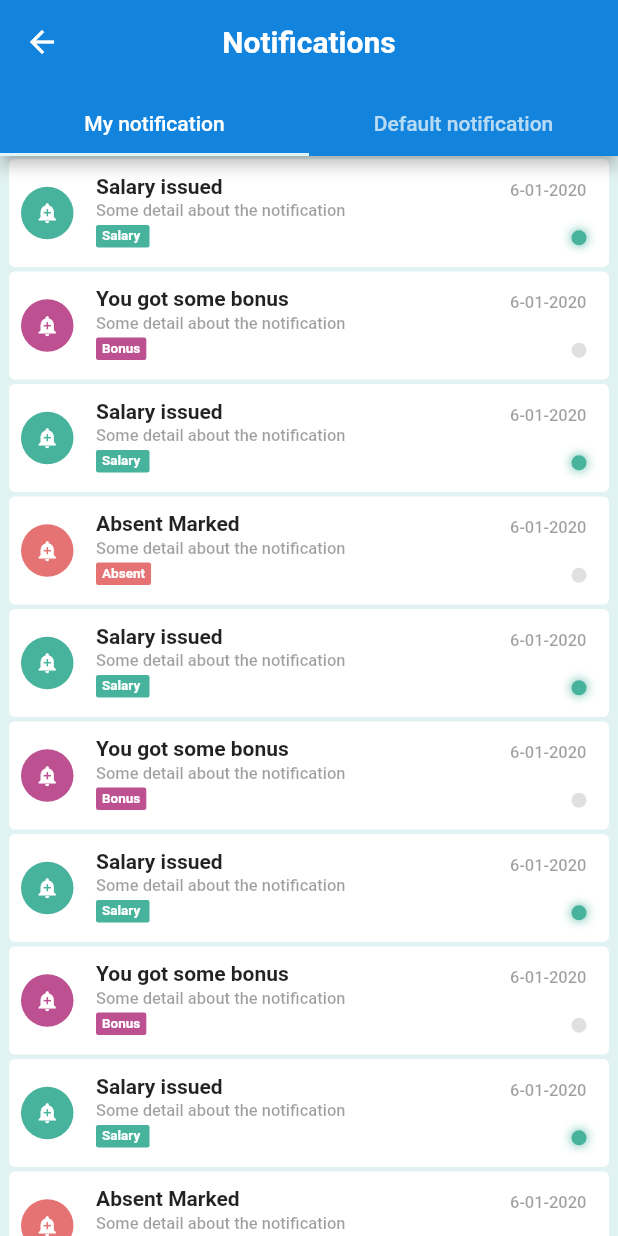
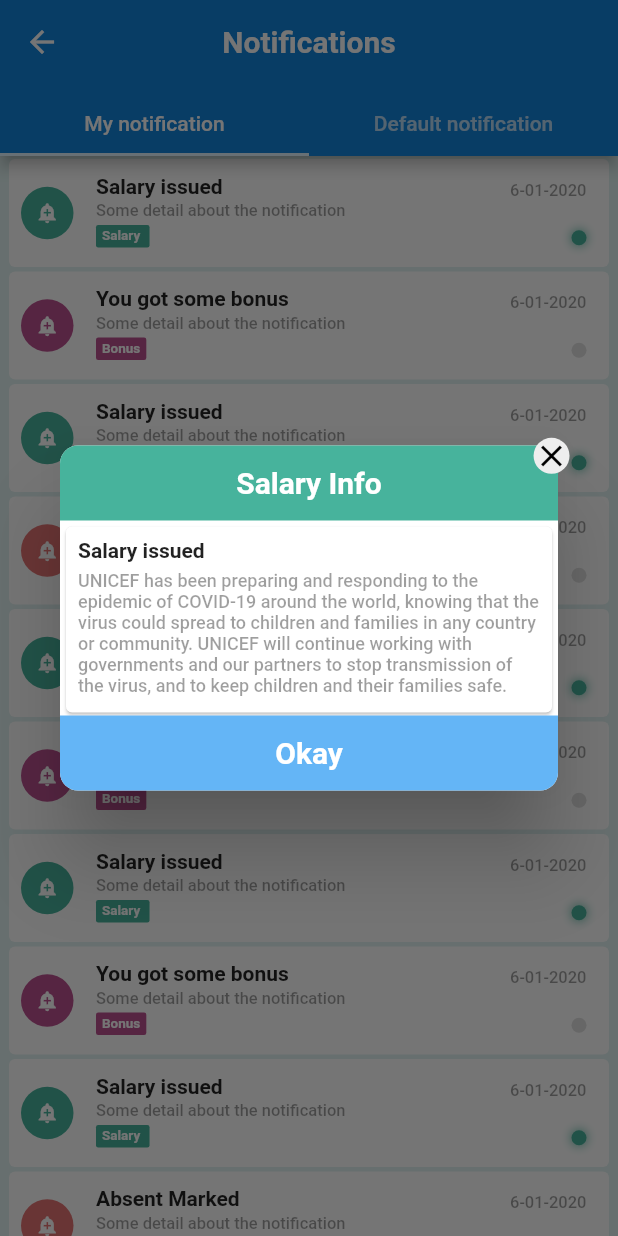
Before and after one commit to Nasirjavaid/Employee-Self-Service-Application, a Flutter app: the NotificationScreen screen opened directly, after a tap on "Salary issued", on a phone screen of 412 x 824 dp. Run offline on Flutter 3.47's test engine with Material 2 defaults, Android fonts, the phone set to English and light mode, and no system bars; our stand-ins replace badges, cached_network_image, carousel_slider, flutter_custom_clippers, google_fonts, pie_chart; network calls fail.

Commit message:
Notifications final design done

```diff
--- a/lib/ui/CommonWidgets/circulerImageView.dart
+++ b/lib/ui/CommonWidgets/circulerImageView.dart
@@ -2,7 +2,7 @@ import 'package:flutter/material.dart';
 
 class CirculerImageView extends StatelessWidget {
 
-  double height,width;
+ final double height,width;
   CirculerImageView({this.height,this.width});
   @override
   Widget build(BuildContext context) {
--- a/lib/ui/CommonWidgets/roundedCornerImageView.dart
+++ b/lib/ui/CommonWidgets/roundedCornerImageView.dart
@@ -3,7 +3,7 @@ import 'package:flutter/material.dart';
 class RoundedCornerImageView extends StatelessWidget {
 
 
-double height,width,borderWidth;
+final double height,width,borderWidth;
   RoundedCornerImageView({this.height,this.width,this.borderWidth});
   @override
   Widget build(BuildContext context) {
--- a/lib/ui/CommonWidgets/roundedImageViewWithoutBorder.dart
+++ b/lib/ui/CommonWidgets/roundedImageViewWithoutBorder.dart
@@ -3,8 +3,8 @@ import 'package:flutter/material.dart';
 class RoundedCornerImageViewWithoutBorder extends StatelessWidget {
 
 
-double height,width,borderWidth;
-String imageLink;
+final double height,width,borderWidth;
+final String imageLink;
   RoundedCornerImageViewWithoutBorder({this.height,this.width,this.borderWidth,this.imageLink});
   @override
   Widget build(BuildContext context) {
--- a/lib/ui/EmployeeLeaveBalanceScreen/EmployeeLeaveBalanceHistoryListView.dart
+++ b/lib/ui/EmployeeLeaveBalanceScreen/EmployeeLeaveBalanceHistoryListView.dart
@@ -2,7 +2,7 @@ import 'package:ess_application/config/appTheme.dart';
 import 'package:flutter/material.dart';
 
 class EmployeeLeaveBalalnceHistoryListView extends StatelessWidget {
-  List items = [
+ final List items = [
     1,
     1,
     1,
--- a/lib/ui/EmployeeLeaveBalanceScreen/fancyAlertBox.dart
+++ b/lib/ui/NotificationScreen/fancyAlertBox.dart
@@ -1,14 +1,10 @@
 import 'package:ess_application/config/appTheme.dart';
-import 'package:ess_application/ui/EmployeeLeaveBalanceScreen/EmplloyeeLeaveBalanceDataTable.dart';
 import 'package:flutter/material.dart';
 
 class FancyAlertBox {
-
   BuildContext context;
 
   FancyAlertBox({this.context});
-
-
 
   void showFancyCustomDialog(BuildContext context) {
     Dialog fancyDialog = Dialog(
@@ -19,9 +15,10 @@ class FancyAlertBox {
         decoration: BoxDecoration(
           borderRadius: BorderRadius.circular(20.0),
         ),
-        height: 240.0,
+        height: 230.0,
         width: MediaQuery.of(context).size.width,
         child: Stack(
+          fit: StackFit.loose,
           children: <Widget>[
             // Container(
             //   width: double.infinity,
@@ -31,7 +28,6 @@ class FancyAlertBox {
             //     borderRadius: BorderRadius.circular(12.0),
             //   ),
             // ),
-
 
             Container(
               width: double.infinity,
@@ -47,7 +43,7 @@ class FancyAlertBox {
               child: Align(
                 alignment: Alignment.center,
                 child: Text(
-                  "Leeave Balance Info",
+                  "Salary Info",
                   style: TextStyle(
                       color: Colors.white,
                       fontSize: 20,
@@ -56,8 +52,7 @@ class FancyAlertBox {
               ),
             ),
 
-
-            EmployeeLeaveBalanceDataTable(),
+            alertBoxInfoWidget(),
             Align(
               alignment: Alignment.bottomCenter,
               child: InkWell(
@@ -88,7 +83,7 @@ class FancyAlertBox {
               ),
             ),
             Align(
-        // These values are based on trial & error method
+              // These values are based on trial & error method
               alignment: Alignment(1.05, -1.05),
               child: InkWell(
                 onTap: () {
@@ -112,8 +107,47 @@ class FancyAlertBox {
     );
     showDialog(
         context: context, builder: (BuildContext context) => fancyDialog);
- }
+  }
 
-
-
+  Widget alertBoxInfoWidget() {
+    return Padding(
+      padding: const EdgeInsets.only(top:50.0),
+      child: Card(
+        child: Container(
+          width: MediaQuery.of(context).size.width,
+          child: Padding(
+            padding: const EdgeInsets.all(8.0),
+            child: Column(
+              mainAxisSize: MainAxisSize.min,
+              crossAxisAlignment: CrossAxisAlignment.start,
+              children: <Widget>[
+                Text(
+                  "Salary issued",
+                  overflow: TextOverflow.ellipsis,
+                  maxLines: 1,
+                  style: Theme.of(context).textTheme.bodyText1.copyWith(
+                      color: Colors.black87,
+                      fontSize: 14,
+                      fontWeight: FontWeight.w600),
+                ),
+                SizedBox(
+                  height: 5,
+                ),
+                Text(
+                  "UNICEF has been preparing and responding to the epidemic of COVID-19 around the world, knowing that the virus could spread to children and families in any country or community. UNICEF will continue working with governments and our partners to stop transmission of the virus, and to keep children and their families safe.",
+                  style: Theme.of(context).textTheme.bodyText1.copyWith(
+                      color: Colors.black38,
+                      fontWeight: FontWeight.w500,
+                      fontSize: 12),
+                ),
+                SizedBox(
+                  height: 3,
+                ),
+              ],
+            ),
+          ),
+        ),
+      ),
+    );
+  }
 }
--- a/lib/ui/NotificationScreen/myNotificationsListItemCard.dart
+++ b/lib/ui/NotificationScreen/myNotificationsListItemCard.dart
@@ -1,5 +1,6 @@
 import 'package:ess_application/config/appTheme.dart';
 import 'package:flutter/material.dart';
+import 'package:ess_application/ui/NotificationScreen/fancyAlertBox.dart';
 
 class MyNotificationsListItemCard extends StatelessWidget {
   AnimationController animationController;
@@ -30,7 +31,8 @@ class MyNotificationsListItemCard extends StatelessWidget {
                   height: 1,
                 ),
                 Padding(
-                  padding: const EdgeInsets.symmetric(vertical:1,horizontal:6),
+                  padding:
+                      const EdgeInsets.symmetric(vertical: 1, horizontal: 6),
                   child: Container(
                     decoration: BoxDecoration(
                         color: Colors.white,
@@ -59,7 +61,8 @@ class MyNotificationsListItemCard extends StatelessWidget {
                               width: 15,
                             ),
                             Padding(
-                              padding: const EdgeInsets.only(top:0.0,bottom: 5),
+                              padding:
+                                  const EdgeInsets.only(top: 0.0, bottom: 5),
                               child: Column(
                                   crossAxisAlignment: CrossAxisAlignment.start,
                                   children: [
@@ -111,7 +114,6 @@ class MyNotificationsListItemCard extends StatelessWidget {
                                                             FontWeight.w600),
                                               ),
 
-
                                     SizedBox(
                                       height: 2,
                                     ),
@@ -157,10 +159,13 @@ class MyNotificationsListItemCard extends StatelessWidget {
                                                 decoration: BoxDecoration(
                                                     color: AppTheme
                                                         .pieChartBackgroundColor3,
-                                                    borderRadius: BorderRadius.all(
-                                                        Radius.circular(1.5))),
+                                                    borderRadius:
+                                                        BorderRadius.all(
+                                                            Radius.circular(
+                                                                1.5))),
                                                 child: Padding(
-                                                  padding: const EdgeInsets.only(
+                                                  padding:
+                                                      const EdgeInsets.only(
                                                           top: 2.0,
                                                           bottom: 2,
                                                           left: 4,
@@ -174,17 +179,22 @@ class MyNotificationsListItemCard extends StatelessWidget {
                                                             color: Colors.white,
                                                             fontSize: 9,
                                                             fontWeight:
-                                                                FontWeight.w700),
+                                                                FontWeight
+                                                                    .w700),
                                                   ),
                                                 ),
                                               )
                                             : Container(
                                                 decoration: BoxDecoration(
-                                                    color: AppTheme.pieChart2Color2,
-                                                    borderRadius: BorderRadius.all(
-                                                        Radius.circular(1.5))),
+                                                    color: AppTheme
+                                                        .pieChart2Color2,
+                                                    borderRadius:
+                                                        BorderRadius.all(
+                                                            Radius.circular(
+                                                                1.5))),
                                                 child: Padding(
-                                                  padding: const EdgeInsets.only(
+                                                  padding:
+                                                      const EdgeInsets.only(
                                                           top: 2.0,
                                                           bottom: 2,
                                                           left: 4,
@@ -198,7 +208,8 @@ class MyNotificationsListItemCard extends StatelessWidget {
                                                             color: Colors.white,
                                                             fontSize: 9,
                                                             fontWeight:
-                                                                FontWeight.w700),
+                                                                FontWeight
+                                                                    .w700),
                                                   ),
                                                 ),
                                               ),
@@ -214,46 +225,47 @@ class MyNotificationsListItemCard extends StatelessWidget {
                             ),
                             Expanded(
                               child: Padding(
-                                padding: const EdgeInsets.only(right:15.0),
+                                padding: const EdgeInsets.only(right: 15.0),
                                 child: Column(
                                   crossAxisAlignment: CrossAxisAlignment.end,
-                                  mainAxisAlignment: MainAxisAlignment.spaceBetween,
+                                  mainAxisAlignment:
+                                      MainAxisAlignment.spaceBetween,
                                   children: <Widget>[
                                     Text(
                                       "6-01-2020",
-                                          style:
-                                              Theme.of(context).textTheme.bodyText1.copyWith(color:Colors.black38),
+                                      style: Theme.of(context)
+                                          .textTheme
+                                          .bodyText1
+                                          .copyWith(color: Colors.black38),
                                     ),
-
-                                        SizedBox(height: 20,),
-
-
-                                       index % 2 == 0 ? Container(
+                                    SizedBox(
+                                      height: 20,
+                                    ),
+                                    index % 2 == 0
+                                        ? Container(
                                             height: 10,
                                             width: 10,
-
                                             decoration: new BoxDecoration(
                                               color: AppTheme.pieChart1Color3,
-                                          borderRadius:
-                                              BorderRadius.all(Radius.circular(5.0)),
+                                              borderRadius: BorderRadius.all(
+                                                  Radius.circular(5.0)),
                                               boxShadow: <BoxShadow>[
                                                 BoxShadow(
-                                              color: AppTheme.pieChart1Color3,
+                                                  color:
+                                                      AppTheme.pieChart1Color3,
                                                   offset: Offset(0.0, 0.0),
                                                   blurRadius: 5.0,
                                                 ),
-
-
                                               ],
                                             ),
-                                      ):Container(
+                                          )
+                                        : Container(
                                             height: 10,
                                             width: 10,
-
                                             decoration: new BoxDecoration(
                                               color: Colors.black12,
-                                          borderRadius:
-                                              BorderRadius.all(Radius.circular(5.0)),
+                                              borderRadius: BorderRadius.all(
+                                                  Radius.circular(5.0)),
                                               // boxShadow: <BoxShadow>[
                                               //   BoxShadow(
                                               //     color: AppTheme.pieChart1Color3,
@@ -261,18 +273,13 @@ class MyNotificationsListItemCard extends StatelessWidget {
                                               //     blurRadius: 5.0,
                                               //   ),
 
-
                                               // ],
                                             ),
                                           ),
-
                                   ],
                                 ),
                               ),
                             ),
-
-
-
                           ],
                         ),
                       ]),
@@ -281,7 +288,11 @@ class MyNotificationsListItemCard extends StatelessWidget {
                 ),
               ],
             ),
-            onTap: () {},
+            onTap: () {
+              FancyAlertBox fancyAlertBox = new  FancyAlertBox(context:context);
+              fancyAlertBox.showFancyCustomDialog(context);
+              print("Alert box clicked");
+            },
           )),
     );
   }
--- a/lib/ui/NotificationScreen/myNotificationsListViewFragment.dart
+++ b/lib/ui/NotificationScreen/myNotificationsListViewFragment.dart
@@ -2,11 +2,11 @@ import 'package:ess_application/ui/NotificationScreen/myNotificationsListItemCar
 import 'package:flutter/material.dart';
 
 import 'package:ess_application/config/appTheme.dart';
-import 'package:ess_application/ui/SalarySlipScreen/salarySlipListViewVerticalItemCard.dart';
+
 
 class MyNotificationsListViewFragment extends StatelessWidget {
-  AnimationController animationController;
-  List category;
+ final AnimationController animationController;
+ final List category;
 
   MyNotificationsListViewFragment({
     this.animationController,
--- a/lib/ui/NotificationScreen/notificationScreen.dart
+++ b/lib/ui/NotificationScreen/notificationScreen.dart
@@ -1,4 +1,5 @@
 import 'package:ess_application/config/appTheme.dart';
+import 'package:ess_application/ui/NotificationScreen/defaultNotificationsListViewFragment.dart';
 import 'package:ess_application/ui/NotificationScreen/myNotificationsListViewFragment.dart';
 import 'package:flutter/material.dart';
 
@@ -76,7 +77,8 @@ class _NotificationScreenState extends State<NotificationScreen>
               animationController: animationController,
               category: category,
             ),
-            Text("Default Notifications"),
+           DefaultNotificationsLisVewFragment( animationController: animationController,
+              category: category,),
           ]),
         ),
       ),
--- a/lib/ui/SalarySlipScreen/salarySlipListViewVerticalItemCard.dart
+++ b/lib/ui/SalarySlipScreen/salarySlipListViewVerticalItemCard.dart
@@ -12,8 +12,8 @@ class SalarySlipListViewVerticalItemCard extends StatelessWidget {
   SalarySlipListViewVerticalItemCard(
       {this.animationController, this.animation});
 
-  String leavebalanceImageLink = "assets/design_course/interFace4.png";
-  String leavebalanceImageLink2 = "assets/design_course/webInterFace.png";
+ final String leavebalanceImageLink = "assets/design_course/interFace4.png";
+ final String leavebalanceImageLink2 = "assets/design_course/webInterFace.png";
   @override
   Widget build(BuildContext context) {
     return FadeTransition(
--- a/pubspec.yaml
+++ b/pubspec.yaml
@@ -25,12 +25,12 @@ dependencies:
     sdk: flutter
   cached_network_image: ^2.0.0
   carousel_slider: ^1.3.0
-
   flutter_custom_clippers: ^1.1.1
   badges: ^1.1.1
   font_awesome_flutter: ^8.8.1
   pie_chart: ^3.1.1
   google_fonts: ^1.1.0
+  commons: ^0.4.9
 
 
   # The following adds the Cupertino Icons font to your application.
@@ -55,6 +55,7 @@ flutter:
   # To add assets to your application, add an assets section, like this:
   assets:
     - assets/images/newsummary.png
+    - assets/images/corona.jpg
     - assets/design_course/interFace4.png
     - assets/design_course/webInterFace.png
     - assets/images/visionplus.png
```
Also changed, not shown: lib/ui/EmployeeLeaveBalanceScreen/EmployeeLeaveBalancePieChart.dart (+7 -7 lines), lib/ui/NotificationScreen/defaultNotificationsListItemCard.dart (+215 -0 lines), lib/ui/NotificationScreen/defaultNotificationsListViewFragment.dart (+64 -0 lines), assets/images/corona.jpg (added), pubspec.lock. Lines whose indentation alone changed are shown as unchanged.
